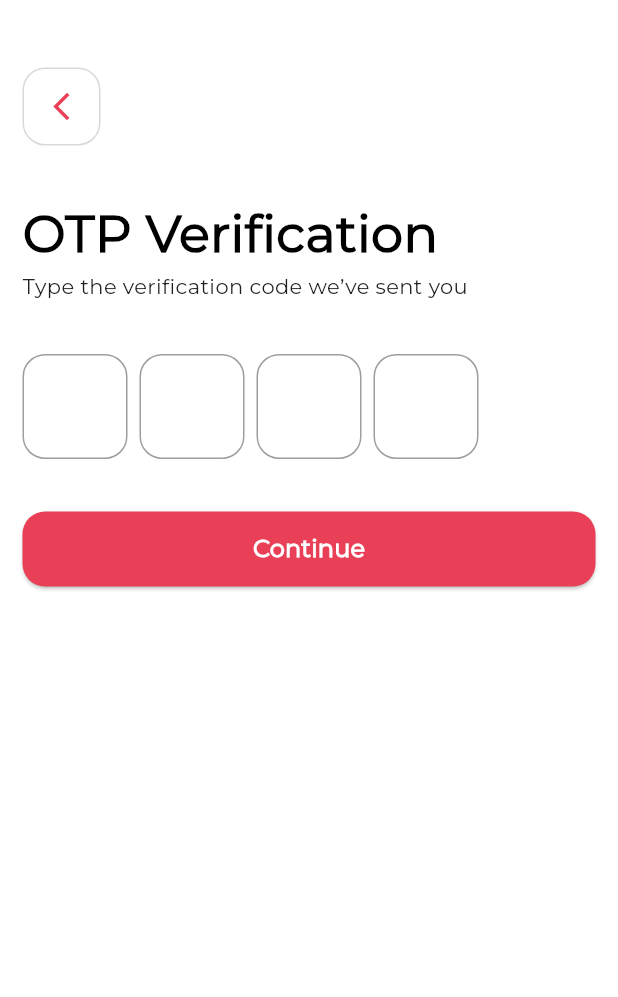
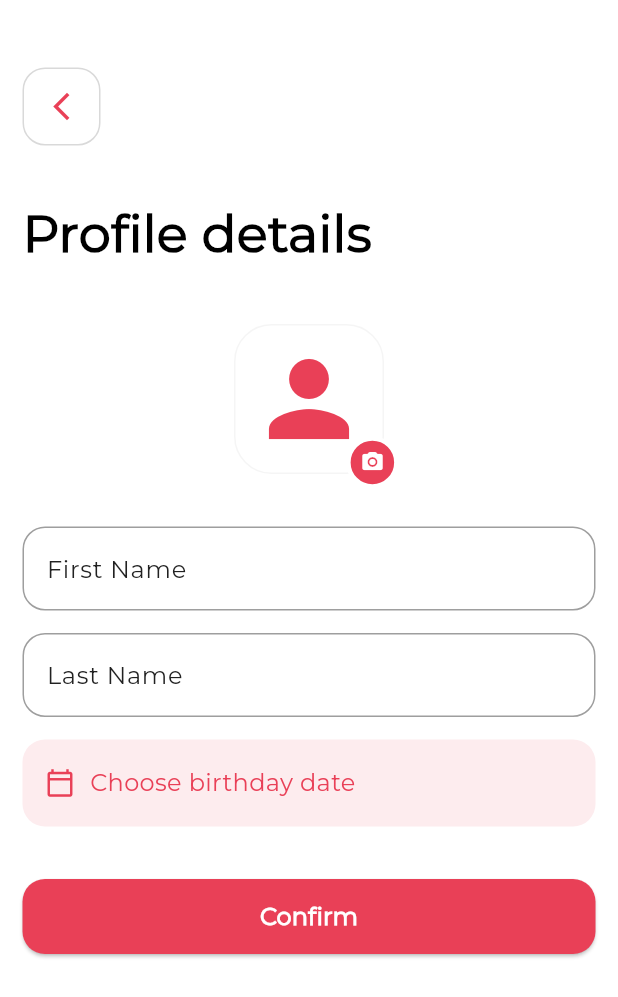
Before and after one commit to bhargav0147/dating_app, a Flutter app: the OtpView screen opened by its route, after a tap on "Continue", on a phone screen of 412 x 824 dp. Shown: the top 997 px of the screen. Run offline on Flutter 3.47's test engine with Material 3 defaults, Android fonts, the phone set to English and light mode, and no system bars; drawn by our look-alikes of pinput; our stand-ins replace cached_network_image, carousel_slider, flutter_card_swiper, get; network calls fail.

Commit message:
add edit profile page pick image is pending

```diff
--- /dev/null
+++ b/lib/app/modules/editProfile/editProfile_binding.dart
@@ -0,0 +1,9 @@
+import 'package:dating_app/app/modules/editProfile/editProfile_controller.dart';
+import 'package:get/get.dart';
+
+class EditprofileBinding extends Bindings {
+  @override
+  void dependencies() {
+    Get.lazyPut<EditprofileController>(()=>EditprofileController());
+  }
+}
--- /dev/null
+++ b/lib/app/modules/editProfile/editProfile_controller.dart
@@ -0,0 +1,5 @@
+import 'package:get/get.dart';
+
+class EditprofileController extends GetxController {
+RxString selectedBirthDate = ''.obs;
+}
--- /dev/null
+++ b/lib/app/modules/editProfile/editProfile_view.dart
@@ -0,0 +1,170 @@
+import 'package:dating_app/app/modules/editProfile/editProfile_controller.dart';
+import 'package:flutter/material.dart';
+import 'package:get/get.dart';
+
+import '../../config/app_variables.dart';
+
+import '../../theme/colors.dart';
+import '../../theme/fonts.dart';
+
+import '../../utils/sized_box_helper.dart';
+import '../../validator/textfild_validator.dart';
+import '../../widgets/back_button.dart';
+import '../../widgets/customDatePicker.dart';
+import '../../widgets/custom_button.dart';
+import '../../widgets/custom_icon.dart';
+import '../../widgets/custom_text.dart';
+import '../../widgets/custom_textfiled.dart';
+
+class EditprofileView extends StatelessWidget {
+  const EditprofileView({super.key});
+
+  @override
+  Widget build(BuildContext context) {
+    final EditprofileController controller = Get.put(EditprofileController());
+    final formKey = GlobalKey<FormState>();
+    return Scaffold(
+      backgroundColor: AppColors.white,
+      body: Form(
+        key: formKey,
+        child: Padding(
+          padding: const EdgeInsets.only(
+              bottom: AppVariables.APPBOTTOMSPACING,
+              left: AppVariables.APPSIDESPACING,
+              right: AppVariables.APPSIDESPACING,
+              top: AppVariables.APPTOPSPACING),
+          child: SingleChildScrollView(
+              child: Column(
+            mainAxisAlignment: MainAxisAlignment.start,
+            crossAxisAlignment: CrossAxisAlignment.start,
+            children: [
+              const CustomBackButton(),
+              SizedBoxHelper.h35,
+              const CustomText(
+                text: 'Profile details',
+                style: AppFonts.veryExtraLarge,
+                color: AppColors.black,
+              ),
+              SizedBoxHelper.h35,
+              Align(
+                alignment: Alignment.center,
+                child: SizedBox(
+                  height: 100,
+                  width: 100,
+                  child: Stack(
+                    children: [
+                      Container(
+                        height: 100,
+                        width: 100,
+                        decoration: BoxDecoration(
+                          color: AppColors.white,
+                          border: Border.all(color: AppColors.grey.shade100),
+                          borderRadius: BorderRadius.circular(25),
+                        ),
+                        child: const CustomIcon(
+                          icon: Icons.person,
+                          color: AppColors.primary,
+                          size: 80,
+                        ),
+                      ),
+                      Align(
+                        alignment: const Alignment(1.3, 1.3),
+                        child: Container(
+                          height: 35,
+                          width: 35,
+                          decoration: BoxDecoration(
+                            color: AppColors.primary,
+                            border:
+                                Border.all(color: AppColors.white, width: 3),
+                            borderRadius: BorderRadius.circular(25),
+                          ),
+                          child: const CustomIcon(
+                            icon: Icons.camera_alt_rounded,
+                            color: AppColors.white,
+                            size: 16,
+                          ),
+                        ),
+                      ),
+                    ],
+                  ),
+                ),
+              ),
+              SizedBoxHelper.h35,
+              CustomTextField(
+                hintText: 'First Name',
+                keyboardType: TextInputType.text,
+                validator: (value) {
+                  return Validators.fullNameValidator(value);
+                },
+              ),
+              SizedBoxHelper.h15,
+              CustomTextField(
+                hintText: 'Last Name',
+                keyboardType: TextInputType.text,
+                validator: (value) {
+                  return Validators.fullNameValidator(value);
+                },
+              ),
+              SizedBoxHelper.h15,
+              GestureDetector(
+                onTap: () async {
+                  DateTime? selectedDate = await DatePickerHelper.pickDate(
+                    context: context,
+                    initialDate: DateTime.now(),
+                    firstDate: DateTime(1900), // minimum year for birth date
+                    lastDate: DateTime.now(), // disallow future dates
+                  );
+
+                  if (selectedDate != null) {
+                    controller.selectedBirthDate.value =
+                        selectedDate.toString();
+                  }
+                },
+                child: Container(
+                  height: 58,
+                  width: double.maxFinite,
+                  decoration: BoxDecoration(
+                    color: AppColors.primary.withOpacity(0.1),
+                    borderRadius: BorderRadius.circular(15),
+                  ),
+                  child: Padding(
+                    padding: const EdgeInsets.symmetric(horizontal: 15),
+                    child: Row(
+                      children: [
+                        const CustomIcon(
+                          icon: Icons.calendar_today_outlined,
+                          size: 20,
+                          color: AppColors.primary,
+                        ),
+                        SizedBoxHelper.w10,
+                        Obx(
+                          () => Text(
+                            controller.selectedBirthDate.value.isEmpty
+                                ? 'Choose birthday date'
+                                : controller.selectedBirthDate.value
+                                    .split(' ')[0],
+                            style: AppFonts.medium
+                                .copyWith(color: AppColors.primary),
+                          ),
+                        ),
+                      ],
+                    ),
+                  ),
+                ),
+              ),
+              SizedBoxHelper.h35,
+              CustomButton(
+                label: 'Confirm',
+                onPressed: () {
+                  if (formKey.currentState!.validate()) {
+                    // NavigationUtils.navigateTo(AppRoutes.otp);
+                  }
+                },
+              )
+            ],
+          )),
+        ),
+      ),
+    );
+  }
+}
--- a/lib/app/modules/otp/otp_view.dart
+++ b/lib/app/modules/otp/otp_view.dart
@@ -90,7 +90,7 @@ class OtpView extends StatelessWidget {
                 label: 'Continue',
                 onPressed: () {
                   if (formKey.currentState!.validate()) {
-                    // NavigationUtils.navigateTo(AppRoutes.otp);
+                    NavigationUtils.navigateTo(AppRoutes.editProfile);
                   }
                 },
               )
--- a/lib/app/routes/app_routes.dart
+++ b/lib/app/routes/app_routes.dart
@@ -1,5 +1,7 @@
 import 'package:dating_app/app/modules/dashbaord/dashboard_binding.dart';
 import 'package:dating_app/app/modules/dashbaord/dashboard_view.dart';
+import 'package:dating_app/app/modules/editProfile/editProfile_binding.dart';
+import 'package:dating_app/app/modules/editProfile/editProfile_view.dart';
 import 'package:dating_app/app/modules/myMobile/myMobile_binding.dart';
 import 'package:dating_app/app/modules/myMobile/myMobile_controller.dart';
 import 'package:dating_app/app/modules/myMobile/myMobile_view.dart';
@@ -26,6 +28,7 @@ class AppRoutes {
   static const String signup = '/signup';
   static const String myMobile = '/myMobile';
   static const String otp = '/otp';
+  static const String editProfile = '/editProfile';
 
   static final routes = [
     GetPage(
@@ -57,5 +60,9 @@ class AppRoutes {
         page: () => const MymobileView(),
         binding: MymobileBinding()),
     GetPage(name: otp, page: () => const OtpView(), binding: OtpBinding()),
+    GetPage(
+        name: editProfile,
+        page: () => const EditprofileView(),
+        binding: EditprofileBinding()),
   ];
 }
```
